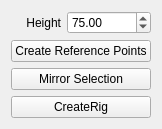
The window that Python/Resources/Autorig.ui (rendermotion/RMPY) describes before a commit, drawn with Qt 5.
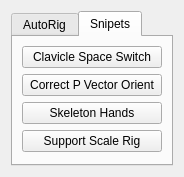
The same window after the commit. The open tabs and pages were chosen to show the change.

```diff
--- a/Python/Resources/Autorig.ui
+++ b/Python/Resources/Autorig.ui
@@ -6,13 +6,23 @@
    <rect>
     <x>0</x>
     <y>0</y>
-    <width>144</width>
-    <height>128</height>
+    <width>174</width>
+    <height>174</height>
    </rect>
   </property>
   <property name="windowTitle">
    <string>Form</string>
   </property>
+  <layout class="QVBoxLayout" name="verticalLayout_3">
+   <item>
+    <widget class="QTabWidget" name="AutoRigTab">
+     <property name="currentIndex">
+      <number>0</number>
+     </property>
+     <widget class="QWidget" name="tab">
+      <attribute name="title">
+       <string>AutoRig</string>
+      </attribute>
   <layout class="QVBoxLayout" name="verticalLayout">
    <item>
     <layout class="QHBoxLayout" name="horizontalLayout">
@@ -72,6 +82,45 @@
      <property name="text">
       <string>CreateRig</string>
      </property>
+        </widget>
+       </item>
+      </layout>
+     </widget>
+     <widget class="QWidget" name="tab_2">
+      <attribute name="title">
+       <string>Snipets</string>
+      </attribute>
+      <layout class="QVBoxLayout" name="verticalLayout_2">
+       <item>
+        <widget class="QPushButton" name="ClavicleSpaceSwitchBtn">
+         <property name="text">
+          <string extracomment="This button will create a clavicle spaceswitch, this is allready implemented in the autorig, is just for previous rigs">Clavicle Space Switch</string>
+         </property>
+        </widget>
+       </item>
+       <item>
+        <widget class="QPushButton" name="PoleVectorBtn">
+         <property name="text">
+          <string extracomment="This button will correct the Pole vector Orientation, this is allready implemented on the Autorig is just for previous versions">Correct P Vector Orient</string>
+         </property>
+        </widget>
+       </item>
+       <item>
+        <widget class="QPushButton" name="SkeletonHandsBtn">
+         <property name="text">
+          <string extracomment="This will create new joints to control the skeleton hand joints will add 4 joints per hand that will control the bones of the hand on skeleton characters">Skeleton Hands</string>
+         </property>
+        </widget>
+       </item>
+       <item>
+        <widget class="QPushButton" name="supportScaleRigBtn">
+         <property name="text">
+          <string>Support Scale Rig</string>
+         </property>
+        </widget>
+       </item>
+      </layout>
+     </widget>
     </widget>
    </item>
   </layout>
```
Lines whose indentation alone changed are shown as unchanged.
